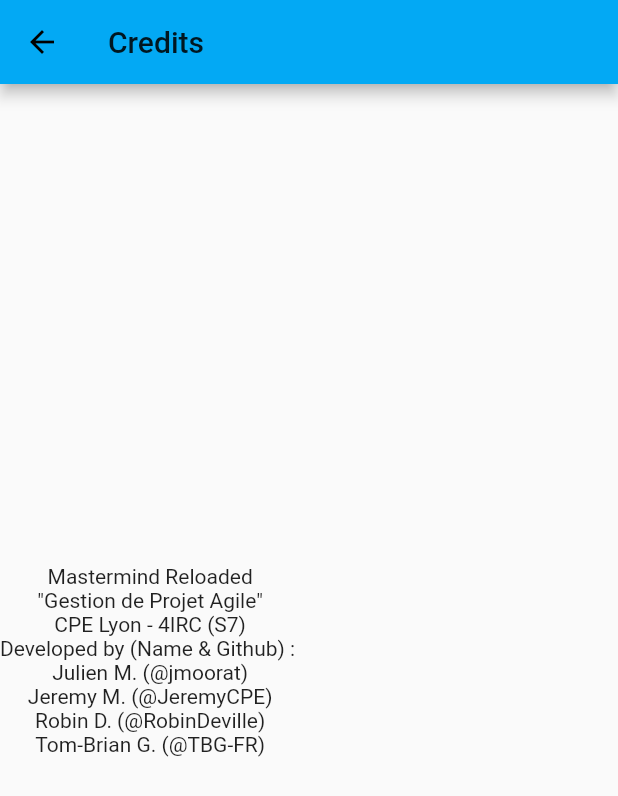
After one commit to TBG-FR/CPE-S7_MPA_Mastermind, a Flutter app: the screen it shows after launch, after a tap on "Credits", on a phone screen of 412 x 824 dp. The commit adds this screen. Shown: the top 796 px of the screen. Run offline on Flutter 3.47's test engine with Material 2 defaults, Android fonts, the phone set to English and light mode, and no system bars.

Commit message:
[WIP] Credits page

```diff
--- a/FlutterTest/flutter_app/lib/menu.home.dart
+++ b/FlutterTest/flutter_app/lib/menu.home.dart
@@ -1,5 +1,6 @@
 
 import 'package:flutter/material.dart';
+import 'package:flutter_app/pages/credits.page.dart';
 import 'menu.launch.dart';
 
 class HomeMenu extends StatefulWidget {
@@ -32,7 +33,7 @@ class HomeMenuState extends State<HomeMenu> {
                   children: <Widget>[
                     RaisedButton(
                       onPressed: () { launchGame(); },
-                      child: Text("Jouer"),
+                      child: Text("Play"),
                     ),
                     RaisedButton(
                       onPressed: () { seeResults(); },
@@ -40,7 +41,7 @@ class HomeMenuState extends State<HomeMenu> {
                     ),
                     RaisedButton(
                       onPressed: () { seeCredits(); },
-                      child: Text("Crédits"),
+                      child: Text("Credits"),
                     ),
                   ],
                 ),
@@ -51,7 +52,8 @@ class HomeMenuState extends State<HomeMenu> {
     );
   }
 
-  void launchGame() {
+  void launchGame()
+  {
     Navigator.of(context).push(new MaterialPageRoute(builder: (BuildContext context) => new LaunchMenu()));
   }
 
@@ -59,8 +61,9 @@ class HomeMenuState extends State<HomeMenu> {
 
   }
 
-  void seeCredits() {
-
+  void seeCredits()
+  {
+    Navigator.of(context).push(new MaterialPageRoute(builder: (BuildContext context) => new CreditsPage()));
   }
 
 }
--- /dev/null
+++ b/FlutterTest/flutter_app/lib/pages/credits.page.dart
@@ -0,0 +1,39 @@
+
+import 'package:flutter/material.dart';
+import 'package:flutter_app/model/enums/result.enum.dart';
+import 'package:flutter_app/model/result.model.dart';
+import 'package:flutter_app/widgets/combination.widget.dart';
+
+class CreditsPage extends StatefulWidget
+{
+  @override
+  _CreditsPageState createState() => _CreditsPageState();
+}
+
+class _CreditsPageState extends State<CreditsPage> {
+
+  @override
+  Widget build(BuildContext context) {
+    return Scaffold(
+      appBar: AppBar(
+        title: Text('Credits'),
+      ),
+      body: Column(
+        mainAxisSize: MainAxisSize.max,
+        mainAxisAlignment: MainAxisAlignment.center,
+        children: <Widget>
+        [
+          Text("Mastermind Reloaded"),
+          Text('"Gestion de Projet Agile"'),
+          Text('CPE Lyon - 4IRC (S7)'),
+          Text('Developed by (Name & Github) : '),
+          Text('Julien M. (@jmoorat)'),
+          Text('Jeremy M. (@JeremyCPE)'),
+          Text('Robin D. (@RobinDeville)'),
+          Text('Tom-Brian G. (@TBG-FR)'),
+        ],
+      ),
+    );
+  }
+
+}
```
